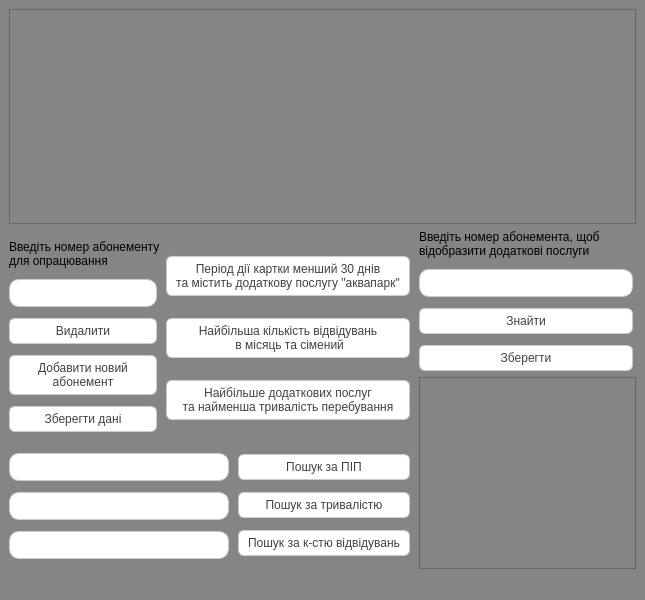
Qt form OOPCourseProject/operatingwindow.ui (Volchonak/OOPCourseProject) before a commit.
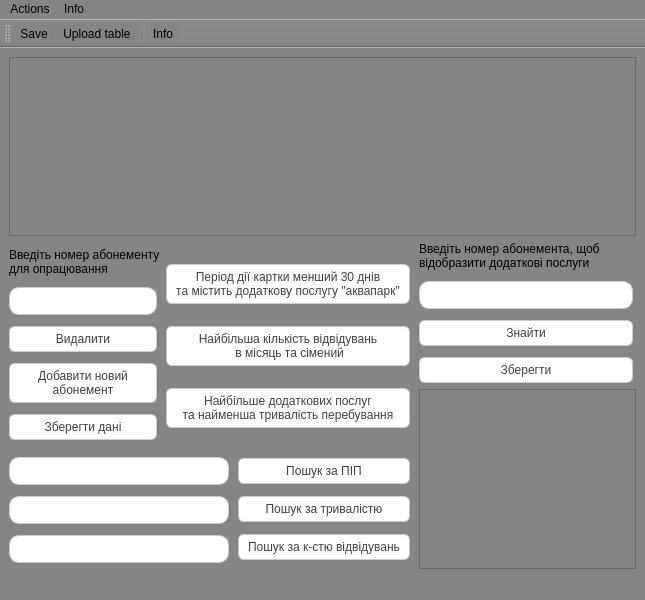
The same form after that commit. Icons and pictures are not drawn.

What changed in the file:
```diff
--- a/OOPCourseProject/operatingwindow.ui
+++ b/OOPCourseProject/operatingwindow.ui
@@ -598,8 +598,65 @@
      <height>22</height>
     </rect>
    </property>
+   <widget class="QMenu" name="menuActions">
+    <property name="title">
+     <string>Actions</string>
+    </property>
+    <addaction name="actionSave"/>
+    <addaction name="actionUpload_table"/>
+   </widget>
+   <widget class="QMenu" name="menuInfo">
+    <property name="title">
+     <string>Info</string>
+    </property>
+    <addaction name="actionInfo"/>
+   </widget>
+   <addaction name="menuActions"/>
+   <addaction name="menuInfo"/>
   </widget>
   <widget class="QStatusBar" name="statusbar"/>
+  <widget class="QToolBar" name="toolBar">
+   <property name="windowTitle">
+    <string>toolBar</string>
+   </property>
+   <attribute name="toolBarArea">
+    <enum>TopToolBarArea</enum>
+   </attribute>
+   <attribute name="toolBarBreak">
+    <bool>false</bool>
+   </attribute>
+   <addaction name="actionSave"/>
+   <addaction name="actionUpload_table"/>
+   <addaction name="separator"/>
+   <addaction name="actionInfo"/>
+  </widget>
+  <action name="actionSave">
+   <property name="icon">
+    <iconset resource="resources.qrc">
+     <normaloff>:/images/Resources/save.png</normaloff>:/images/Resources/save.png</iconset>
+   </property>
+   <property name="text">
+    <string>Save</string>
+   </property>
+  </action>
+  <action name="actionUpload_table">
+   <property name="icon">
+    <iconset resource="resources.qrc">
+     <normaloff>:/images/Resources/upload.png</normaloff>:/images/Resources/upload.png</iconset>
+   </property>
+   <property name="text">
+    <string>Upload table</string>
+   </property>
+  </action>
+  <action name="actionInfo">
+   <property name="icon">
+    <iconset resource="resources.qrc">
+     <normaloff>:/images/Resources/info.png</normaloff>:/images/Resources/info.png</iconset>
+   </property>
+   <property name="text">
+    <string>Info</string>
+   </property>
+  </action>
  </widget>
  <resources/>
  <connections/>
```
Left out of the diff: 4 changed lines with no effect on the pictures.
